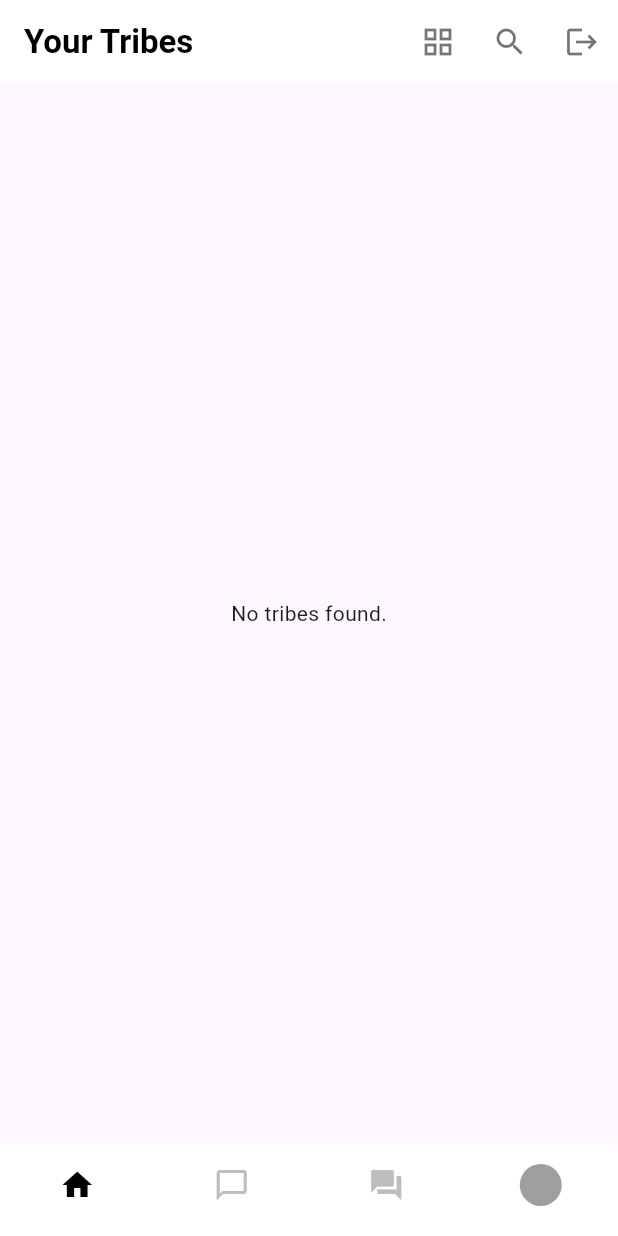
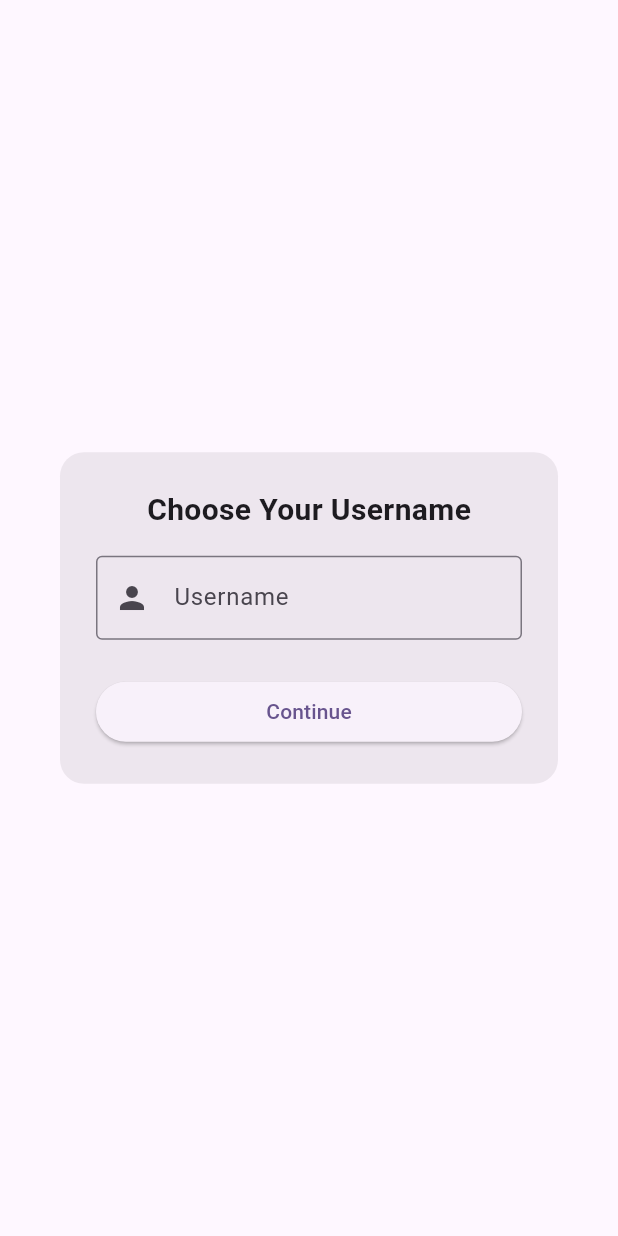
Before and after one commit to mvourgourakis1/ToneTribe, a Flutter app: the screen it shows once a user with an empty profile is signed in, on a phone screen of 412 x 824 dp. Run offline on Flutter 3.47's test engine with Material 3 defaults, Android fonts, the phone set to English and light mode, and no system bars; our stand-ins replace cloud_firestore, firebase_auth, firebase_core; missing offline and left inert: spotify_sdk; accounts and stored records are empty.

Commit message:
added username and more auth features

```diff
--- a/lib/main.dart
+++ b/lib/main.dart
@@ -6,6 +6,7 @@ import 'screens/tribe-election-system.dart';
 import 'firebase_options.dart';
 import 'services/auth_service.dart';
 import 'home_page.dart'; // Make sure the path is correct
+import 'widgets/auth_wrapper.dart';
 
 void main() async {
   WidgetsFlutterBinding.ensureInitialized();
@@ -35,7 +36,9 @@ class MyApp extends StatelessWidget {
             );
           }
           if (snapshot.hasData) {
-            return const HomePage();
+            return AuthWrapper(
+              child: const HomePage(),
+            );
           } else {
             return const LoginPage();
           }
--- /dev/null
+++ b/lib/widgets/auth_wrapper.dart
@@ -0,0 +1,71 @@
+import 'package:flutter/material.dart';
+import '../services/auth_service.dart';
+import 'username_prompt.dart';
+
+class AuthWrapper extends StatefulWidget {
+  final Widget child;
+
+  const AuthWrapper({
+    super.key,
+    required this.child,
+  });
+
+  @override
+  State<AuthWrapper> createState() => _AuthWrapperState();
+}
+
+class _AuthWrapperState extends State<AuthWrapper> {
+  final _authService = AuthService();
+  bool _isChecking = true;
+  bool _needsUsername = false;
+
+  @override
+  void initState() {
+    super.initState();
+    _checkUsername();
+  }
+
+  Future<void> _checkUsername() async {
+    setState(() {
+      _isChecking = true;
+    });
+
+    final needsUsername = _authService.needsUsername();
+
+    if (mounted) {
+      setState(() {
+        _isChecking = false;
+        _needsUsername = needsUsername;
+      });
+    }
+  }
+
+  void _onUsernameComplete() {
+    setState(() {
+      _needsUsername = false;
+    });
+  }
+
+  @override
+  Widget build(BuildContext context) {
+    if (_isChecking) {
+      return const Scaffold(
+        body: Center(
+          child: CircularProgressIndicator(),
+        ),
+      );
+    }
+
+    if (_needsUsername) {
+      return Scaffold(
+        body: Center(
+          child: UsernamePrompt(
+            onComplete: _onUsernameComplete,
+          ),
+        ),
+      );
+    }
+
+    return widget.child;
+  }
+}
--- /dev/null
+++ b/lib/widgets/username_prompt.dart
@@ -0,0 +1,117 @@
+import 'package:flutter/material.dart';
+import '../services/auth_service.dart';
+
+class UsernamePrompt extends StatefulWidget {
+  final VoidCallback onComplete;
+
+  const UsernamePrompt({
+    super.key,
+    required this.onComplete,
+  });
+
+  @override
+  State<UsernamePrompt> createState() => _UsernamePromptState();
+}
+
+class _UsernamePromptState extends State<UsernamePrompt> {
+  final _formKey = GlobalKey<FormState>();
+  final _usernameController = TextEditingController();
+  final _authService = AuthService();
+  bool _isLoading = false;
+  String? _errorMessage;
+
+  @override
+  void dispose() {
+    _usernameController.dispose();
+    super.dispose();
+  }
+
+  Future<void> _submitUsername() async {
+    if (!_formKey.currentState!.validate()) return;
+
+    setState(() {
+      _isLoading = true;
+      _errorMessage = null;
+    });
+
+    try {
+      await _authService.updateProfile(displayName: _usernameController.text.trim());
+      if (mounted) {
+        widget.onComplete();
+      }
+    } catch (e) {
+      setState(() {
+        _errorMessage = e.toString();
+      });
+    } finally {
+      if (mounted) {
+        setState(() {
+          _isLoading = false;
+        });
+      }
+    }
+  }
+
+  @override
+  Widget build(BuildContext context) {
+    return Dialog(
+      shape: RoundedRectangleBorder(
+        borderRadius: BorderRadius.circular(16),
+      ),
+      child: Padding(
+        padding: const EdgeInsets.all(24.0),
+        child: Form(
+          key: _formKey,
+          child: Column(
+            mainAxisSize: MainAxisSize.min,
+            children: [
+              const Text(
+                'Choose Your Username',
+                style: TextStyle(
+                  fontSize: 20,
+                  fontWeight: FontWeight.bold,
+                ),
+              ),
+              const SizedBox(height: 16),
+              TextFormField(
+                controller: _usernameController,
+                decoration: const InputDecoration(
+                  labelText: 'Username',
+                  border: OutlineInputBorder(),
+                  prefixIcon: Icon(Icons.person),
+                ),
+                validator: (value) {
+                  if (value == null || value.trim().isEmpty) {
+                    return 'Please enter a username';
+                  }
+                  if (value.trim().length < 3) {
+                    return 'Username must be at least 3 characters';
+                  }
+                  return null;
+                },
+                enabled: !_isLoading,
+              ),
+              if (_errorMessage != null) ...[
+                const SizedBox(height: 8),
+                Text(
+                  _errorMessage!,
+                  style: const TextStyle(color: Colors.red),
+                ),
+              ],
+              const SizedBox(height: 24),
+              SizedBox(
+                width: double.infinity,
+                child: ElevatedButton(
+                  onPressed: _isLoading ? null : _submitUsername,
+                  child: _isLoading
+                      ? const CircularProgressIndicator()
+                      : const Text('Continue'),
+                ),
+              ),
+            ],
+          ),
+        ),
+      ),
+    );
+  }
+}
```
Also changed, not shown: lib/screens/profile_screen.dart (+70 -18 lines), lib/services/auth_service.dart (+65 -4 lines).
